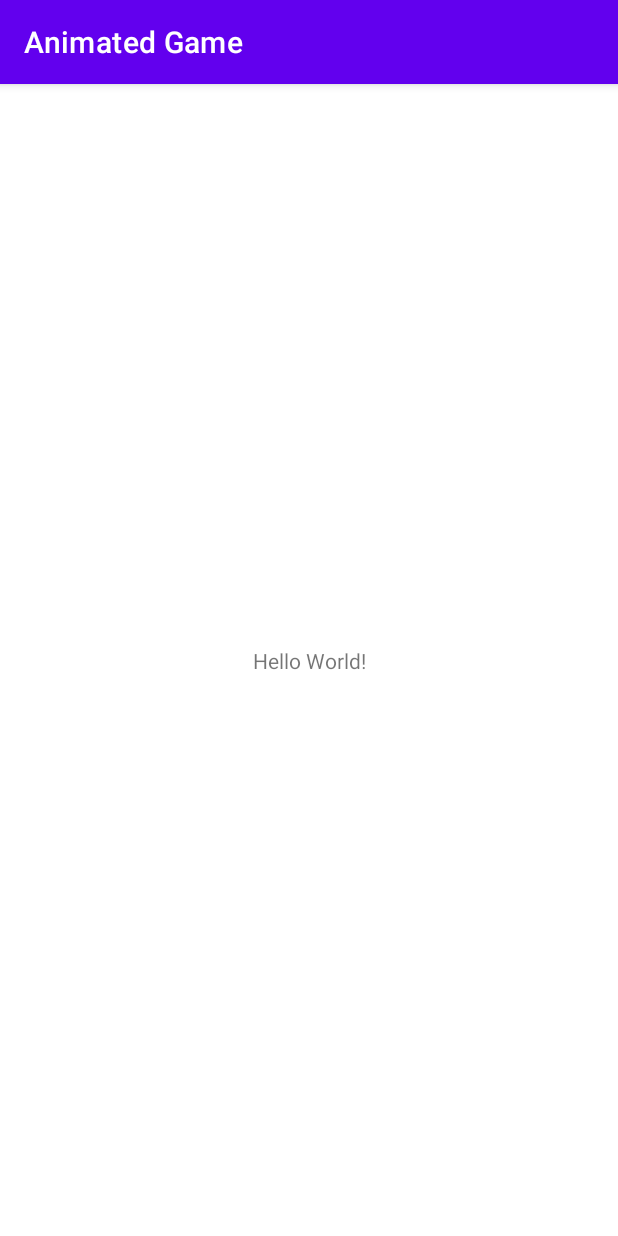
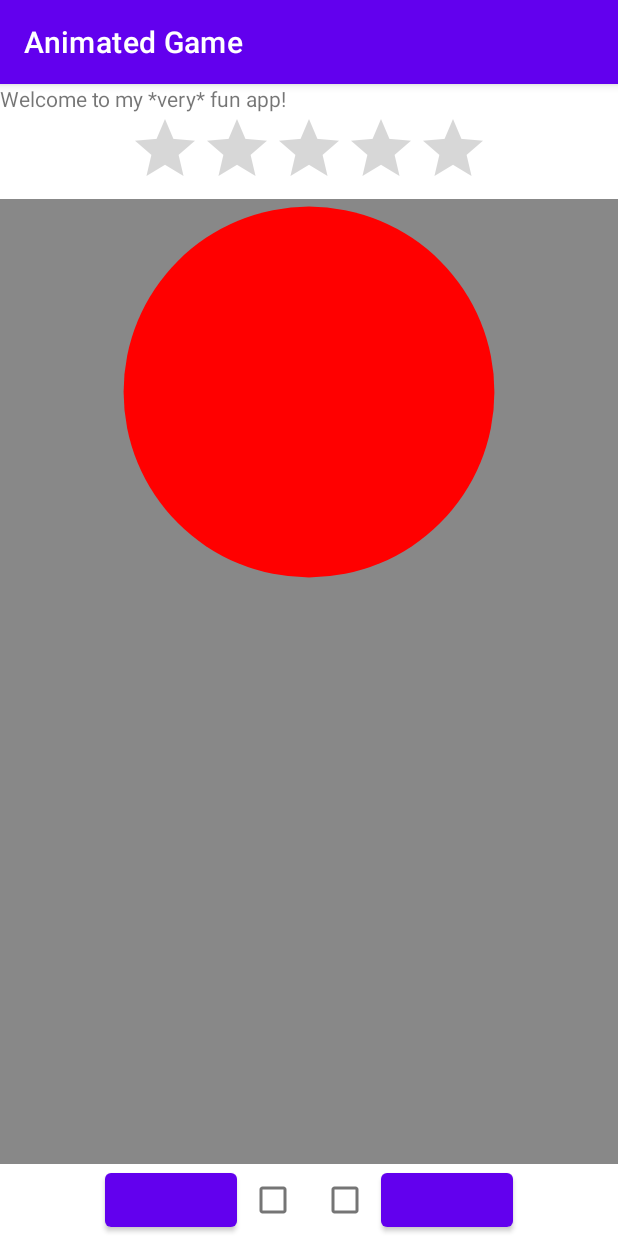
Before and after one commit to jebc314/Mobile07_Animated-Game, an Android app: the screen it shows after launch (MainActivity), on a phone screen of 412 x 824 dp. Run offline under Robolectric (Android 15) with nearby library versions, the phone set to English and light mode, and no system bars.

Commit message:
Create Custom View to draw off center circle

```diff
--- /dev/null
+++ b/app/src/main/java/com/cuijeb/animatedgame/DrawView.java
@@ -0,0 +1,32 @@
+package com.cuijeb.animatedgame;
+
+import android.content.Context;
+import android.graphics.Canvas;
+import android.graphics.Color;
+import android.graphics.Paint;
+import android.util.AttributeSet;
+import android.view.View;
+
+import androidx.annotation.Nullable;
+
+public class DrawView extends View {
+    Paint paint = new Paint();
+
+    public DrawView(Context context, @Nullable AttributeSet attrs) {
+        super(context, attrs);
+    }
+
+    @Override
+    protected void onDraw(Canvas canvas) {
+        super.onDraw(canvas);
+        // Set paint to gray
+        paint.setColor(Color.GRAY);
+        // Paint background gray
+        canvas.drawRect(getLeft(), 0, getRight(), getBottom(), paint);
+        // Set paint to red
+        paint.setColor(Color.RED);
+        // Draw red circle
+        canvas.drawCircle(getWidth()*.5f, getHeight()*.2f, getWidth()*.3f, paint);
+
+    }
+}
--- a/app/src/main/res/layout/activity_main.xml
+++ b/app/src/main/res/layout/activity_main.xml
@@ -9,10 +9,55 @@
     <TextView
         android:layout_width="wrap_content"
         android:layout_height="wrap_content"
-        android:text="Hello World!"
+        android:text="@string/welcome"
+        app:layout_constraintLeft_toLeftOf="parent"
+        app:layout_constraintTop_toTopOf="parent"
+        android:id="@+id/welcomeText"/>
+    <RatingBar
+        android:layout_width="wrap_content"
+        android:layout_height="wrap_content"
+        app:layout_constraintTop_toBottomOf="@+id/welcomeText"
+        app:layout_constraintLeft_toLeftOf="parent"
+        app:layout_constraintRight_toRightOf="parent"
+        android:id="@+id/ratingBar"/>
+    <view
+        android:layout_width="match_parent"
+        android:layout_height="0dp"
+        class="com.cuijeb.animatedgame.DrawView"
+        app:layout_constraintTop_toBottomOf="@+id/ratingBar"
+        app:layout_constraintBottom_toTopOf="@+id/leftButton"
+        android:id="@+id/drawView"/>
+    <Button
+        android:layout_width="wrap_content"
+        android:layout_height="wrap_content"
+        app:layout_constraintTop_toBottomOf="@+id/drawView"
         app:layout_constraintBottom_toBottomOf="parent"
         app:layout_constraintLeft_toLeftOf="parent"
+        app:layout_constraintRight_toLeftOf="@+id/rightButton"
+        android:id="@+id/leftButton"/>
+    <CheckBox
+        android:layout_width="wrap_content"
+        android:layout_height="wrap_content"
+        app:layout_constraintTop_toBottomOf="@+id/drawView"
+        app:layout_constraintBottom_toBottomOf="parent"
+        app:layout_constraintLeft_toRightOf="@id/leftButton"
+        app:layout_constraintRight_toLeftOf="@+id/greenCheckBox"
+        android:id="@+id/redCheckBox"/>
+    <CheckBox
+        android:layout_width="wrap_content"
+        android:layout_height="wrap_content"
+        app:layout_constraintTop_toBottomOf="@+id/drawView"
+        app:layout_constraintBottom_toBottomOf="parent"
+        app:layout_constraintLeft_toRightOf="@id/redCheckBox"
+        app:layout_constraintRight_toLeftOf="@+id/rightButton"
+        android:id="@+id/greenCheckBox"/>
+    <Button
+        android:layout_width="wrap_content"
+        android:layout_height="wrap_content"
+        app:layout_constraintTop_toBottomOf="@+id/drawView"
+        app:layout_constraintBottom_toBottomOf="parent"
+        app:layout_constraintLeft_toRightOf="@+id/leftButton"
         app:layout_constraintRight_toRightOf="parent"
-        app:layout_constraintTop_toTopOf="parent" />
+        android:id="@+id/rightButton"/>
 
 </androidx.constraintlayout.widget.ConstraintLayout>
--- a/app/src/main/res/values/strings.xml
+++ b/app/src/main/res/values/strings.xml
@@ -1,3 +1,4 @@
 <resources>
     <string name="app_name">Animated Game</string>
+    <string name="welcome">Welcome to my *very* fun app!</string>
 </resources>
```
